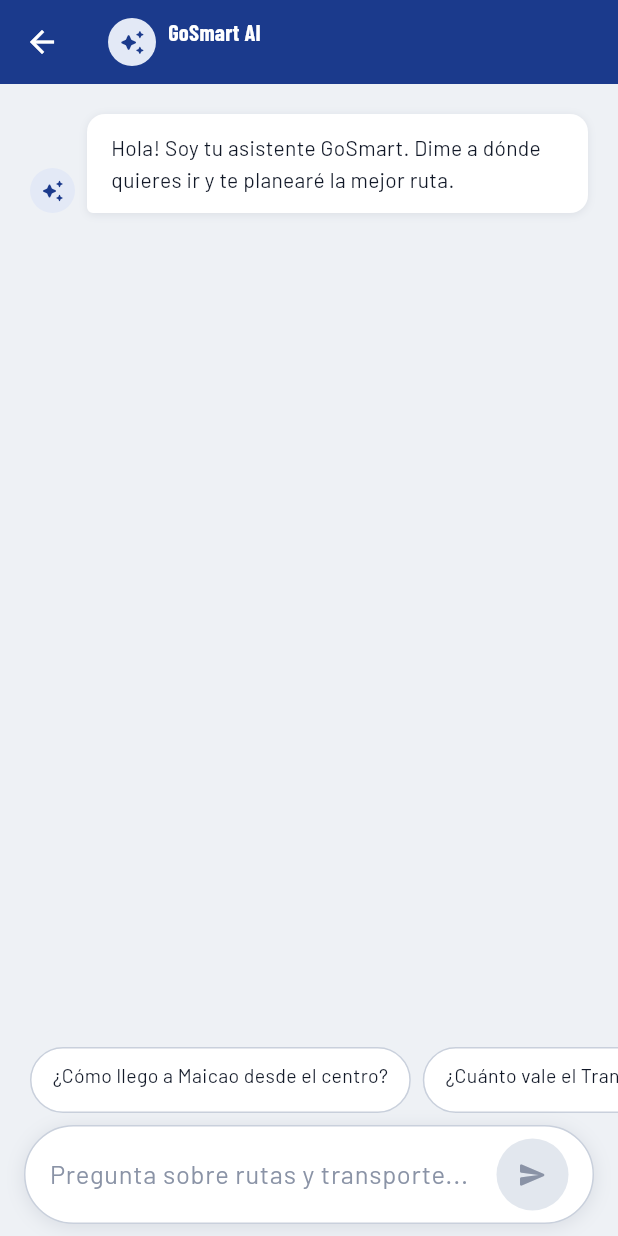
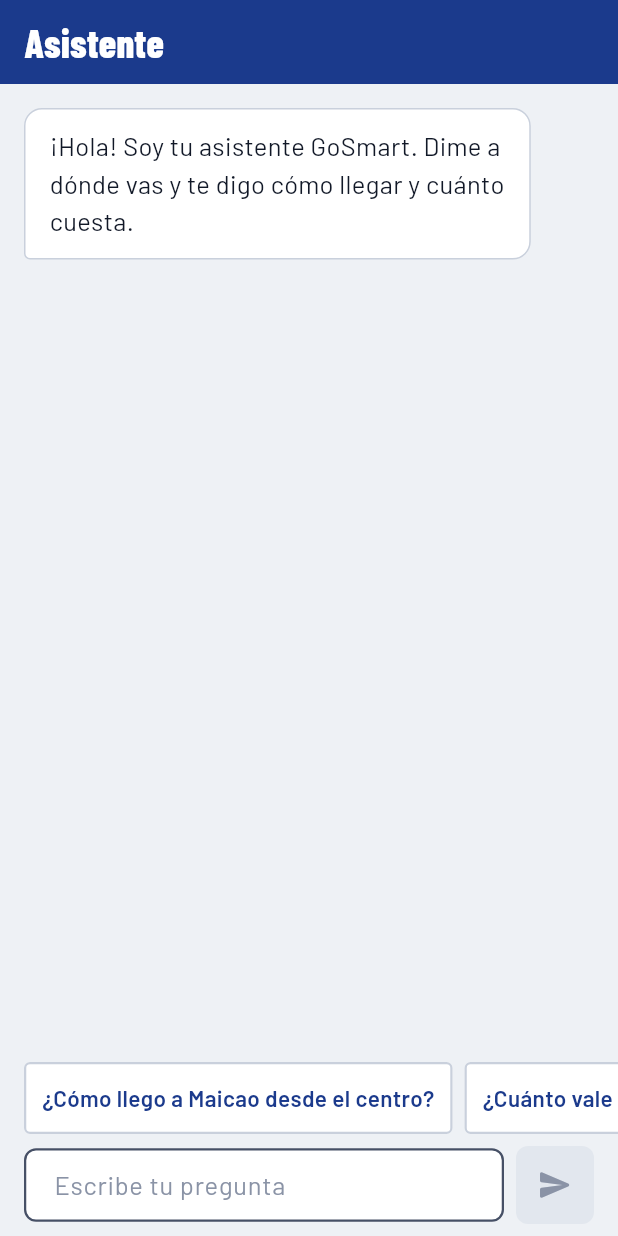
Before and after one commit to LaszloSM/gosmart, a Flutter app: the AiChatScreen screen opened by its route, on a phone screen of 412 x 824 dp. Run offline on Flutter 3.47's test engine with Material 3 defaults, Android fonts, the phone set to English and light mode, and no system bars; our stand-ins replace flutter_dotenv, flutter_map, flutter_riverpod, geolocator, go_router, image_picker and 4 more; accounts and stored records are empty.

Commit message:
feat(ai-chat): asistente en el mundo "Rótulo de colectivo"
- Burbujas planas (usuario en ultramar, asistente en placa con borde),
  texto a 17 sp; sin íconos en círculos de color.
- Se quita "Siempre disponible" (Groq puede fallar) y el ámbar de la vía en
  la etiqueta de respuesta estimada; ahora es texto con ícono.
- Ruta sugerida como placa; opciones de ruta con etiquetas locales; campo de
  mensaje multilínea con radio 8 y botón de enviar de 52 dp.
- "Escribiendo…" quieto con "quitar animaciones"; saludo con ¡.

Co-Authored-By: Claude Opus 5.5 <noreply@anthropic.com>
Claude-Session: https://claude.ai/code/session_01T2LgtXptaZ4wPS9gBPAqZS

```diff
--- a/lib/features/ai_chat/ai_chat_screen.dart
+++ b/lib/features/ai_chat/ai_chat_screen.dart
@@ -6,13 +6,14 @@ import 'package:geolocator/geolocator.dart';
 import 'package:go_router/go_router.dart';
 import 'package:latlong2/latlong.dart';
 import '../../theme/design_tokens.dart';
-import '../../widgets/gs_card.dart';
 import '../../providers/ai_conversation_provider.dart';
 import '../../models/ai_models.dart';
 import '../../providers/active_route_provider.dart';
 import '../../providers/selected_mode_provider.dart';
 import '../../router/app_router.dart';
+import '../../core/money.dart';
 import '../../widgets/gs_button.dart';
+import '../../widgets/gs_route_plate.dart';
 import '../../widgets/gs_toast.dart';
 
 class AiChatScreen extends ConsumerStatefulWidget {
@@ -82,7 +83,7 @@ class _AiChatScreenState extends ConsumerState<AiChatScreen> {
         _scrollCtrl.animateTo(
           _scrollCtrl.position.maxScrollExtent,
           duration: GSDuration.normal,
-          curve: Curves.easeOut,
+          curve: GSCurve.move,
         );
       }
     });
@@ -93,47 +94,15 @@ class _AiChatScreenState extends ConsumerState<AiChatScreen> {
     final state = ref.watch(aiConversationProvider);
 
     return Scaffold(
-      backgroundColor: GSColors.bg,
-      appBar: AppBar(
-        title: Row(
-          mainAxisSize: MainAxisSize.min,
-          children: [
-            Container(
-              width: 32,
-              height: 32,
-              decoration: const BoxDecoration(
-                color: GSColors.accentLight,
-                shape: BoxShape.circle,
-              ),
-              child: const Icon(Icons.auto_awesome_rounded,
-                  color: GSColors.accent, size: 18),
-            ),
-            const SizedBox(width: GSSpacing.s2),
-            const Column(
-              crossAxisAlignment: CrossAxisAlignment.start,
-              children: [
-                Text('GoSmart AI',
-                    style: TextStyle(
-                        fontSize: 15, fontWeight: FontWeight.w700)),
-                Text('Siempre disponible',
-                    style: TextStyle(
-                        fontSize: 11,
-                        color: GSColors.eco,
-                        fontWeight: FontWeight.w500)),
-              ],
-            ),
-          ],
-        ),
-        leading: const BackButton(),
-      ),
+      backgroundColor: GSColors.background,
+      appBar: AppBar(title: const Text('Asistente')),
       body: Column(
         children: [
           Expanded(
             child: ListView.builder(
               controller: _scrollCtrl,
-              padding: const EdgeInsets.all(GSSpacing.s5),
-              itemCount:
-                  state.messages.length + (state.isTyping ? 1 : 0),
+              padding: const EdgeInsets.all(GSSpacing.s4),
+              itemCount: state.messages.length + (state.isTyping ? 1 : 0),
               itemBuilder: (_, i) {
                 if (i == state.messages.length && state.isTyping) {
                   return const _TypingIndicator();
@@ -142,40 +111,34 @@ class _AiChatScreenState extends ConsumerState<AiChatScreen> {
               },
             ),
           ),
-
-          // Suggestion chips — only when few messages
           if (state.messages.length <= 2)
             SizedBox(
-              height: 44,
+              height: GSSize.touchTarget,
               child: ListView.separated(
-                padding: const EdgeInsets.symmetric(
-                    horizontal: GSSpacing.s5),
+                padding: const EdgeInsets.symmetric(horizontal: GSSpacing.s4),
                 scrollDirection: Axis.horizontal,
                 itemCount: _suggestions.length,
-                separatorBuilder: (_, __) =>
-                    const SizedBox(width: GSSpacing.s2),
+                separatorBuilder: (_, __) => const SizedBox(width: GSSpacing.s2),
                 itemBuilder: (_, i) => _SuggestionChip(
                   label: _suggestions[i],
                   onTap: () => _send(_suggestions[i]),
                 ),
               ),
             ),
-
           const SizedBox(height: GSSpacing.s2),
           _ChatInput(
             ctrl: _ctrl,
             onSend: _send,
             canSend: _ctrl.text.trim().isNotEmpty,
           ),
-          SizedBox(
-              height: MediaQuery.of(context).padding.bottom + 8),
+          SizedBox(height: MediaQuery.of(context).padding.bottom + GSSpacing.s2),
         ],
       ),
     );
   }
 }
 
-// ── Message bubble ────────────────────────────────────────────────────────────
+// ── Burbuja ───────────────────────────────────────────────────────────────────
 
 class _MessageBubble extends ConsumerStatefulWidget {
   const _MessageBubble({required this.message});
@@ -186,161 +149,115 @@ class _MessageBubble extends ConsumerStatefulWidget {
 }
 
 class _MessageBubbleState extends ConsumerState<_MessageBubble> {
-  /// Index into message.routeResults: 0=walking, 1=driving, 2=cycling.
-  /// Defaults to 1 (driving/bus) as the most common urban mode.
+  /// Índice en message.routeResults: 0 = a pie, 1 = por la vía, 2 = en bici.
   int _selectedRouteIdx = 1;
+
+  static const _routeLabels = ['A pie', 'Por la vía', 'En bici'];
+  static const _routeIcons = [
+    Icons.directions_walk_rounded,
+    Icons.two_wheeler_rounded,
+    Icons.pedal_bike_rounded,
+  ];
 
   @override
   Widget build(BuildContext context) {
     final message = widget.message;
     final isUser = message.role == 'user';
-    final isEstimated = message.source == 'heuristic' ||
-        message.source == 'cache';
+    final isEstimated =
+        message.source == 'heuristic' || message.source == 'cache';
+    final maxWidth = MediaQuery.of(context).size.width * 0.82;
+    const r = Radius.circular(GSRadius.lg);
+    const tail = Radius.circular(GSRadius.sm);
 
     return Padding(
       padding: const EdgeInsets.only(bottom: GSSpacing.s4),
-      child: Row(
-        mainAxisAlignment:
-            isUser ? MainAxisAlignment.end : MainAxisAlignment.start,
-        crossAxisAlignment: CrossAxisAlignment.end,
-        children: [
-          if (!isUser) ...[
-            Container(
-              width: 30,
-              height: 30,
-              margin: const EdgeInsets.only(right: GSSpacing.s2),
-              decoration: const BoxDecoration(
-                color: GSColors.accentLight,
-                shape: BoxShape.circle,
-              ),
-              child: const Icon(Icons.auto_awesome_rounded,
-                  color: GSColors.accent, size: 16),
-            ),
-          ],
-          Flexible(
+      child: Align(
+        alignment: isUser ? Alignment.centerRight : Alignment.centerLeft,
+        child: ConstrainedBox(
+          constraints: BoxConstraints(maxWidth: maxWidth),
           child: Column(
-              crossAxisAlignment: isUser
-                  ? CrossAxisAlignment.end
-                  : CrossAxisAlignment.start,
+            crossAxisAlignment:
+                isUser ? CrossAxisAlignment.end : CrossAxisAlignment.start,
             children: [
               GestureDetector(
-                  onLongPress: !isUser
-                      ? () async {
+                onLongPress: isUser
+                    ? null
+                    : () async {
+                        final messenger = ScaffoldMessenger.of(context);
                         await Clipboard.setData(
-                            ClipboardData(text: message.content),
-                          );
-                          if (context.mounted) {
-                            GSToast.show(
-                              context,
-                              message: 'Copiado al portapapeles',
-                              type: GSToastType.info,
-                            );
-                          }
-                        }
-                      : null,
+                            ClipboardData(text: message.content));
+                        GSToast.showWithMessenger(messenger,
+                            message: 'Copiado', type: GSToastType.info);
+                      },
                 child: Container(
                   padding: const EdgeInsets.symmetric(
-                        horizontal: GSSpacing.s4,
-                        vertical: GSSpacing.s3),
+                      horizontal: GSSpacing.s4, vertical: GSSpacing.s3),
                   decoration: BoxDecoration(
-                      color: isUser
-                          ? GSColors.brand
-                          : GSColors.surface,
+                    color: isUser ? GSColors.brand : GSColors.surface,
+                    border: isUser ? null : Border.all(color: GSColors.line),
                     borderRadius: BorderRadius.only(
-                        topLeft: const Radius.circular(GSRadius.lg),
-                        topRight: const Radius.circular(GSRadius.lg),
-                        bottomLeft: Radius.circular(
-                            isUser ? GSRadius.lg : 4),
-                        bottomRight: Radius.circular(
-                            isUser ? 4 : GSRadius.lg),
+                      topLeft: r,
+                      topRight: r,
+                      bottomLeft: isUser ? r : tail,
+                      bottomRight: isUser ? tail : r,
                     ),
-                      boxShadow: GSShadow.sm,
                   ),
                   child: Text(
                     message.content,
                     style: TextStyle(
-                        fontSize: 14,
-                        color: isUser
-                            ? Colors.white
-                            : GSColors.textPrimary,
-                        height: 1.5,
+                      fontFamily: GSFonts.sans,
+                      fontSize: 17,
+                      height: 1.45,
+                      color: isUser ? GSColors.onBrand : GSColors.text,
                     ),
                   ),
                 ),
               ),
-                // Heuristic / cache source badge
               if (isEstimated) ...[
-                  const SizedBox(height: 4),
-                  Container(
-                    padding: const EdgeInsets.symmetric(
-                        horizontal: 8, vertical: 3),
-                    decoration: BoxDecoration(
-                      color: GSColors.warning.withValues(alpha: 0.12),
-                      borderRadius:
-                          BorderRadius.circular(GSRadius.full),
-                      border: Border.all(
-                          color: GSColors.warning
-                              .withValues(alpha: 0.4)),
-                    ),
-                    child: Row(
+                const SizedBox(height: GSSpacing.s1),
+                Row(
                   mainAxisSize: MainAxisSize.min,
                   children: [
                     const Icon(Icons.info_outline_rounded,
-                            size: 11, color: GSColors.warning),
-                        const SizedBox(width: 4),
+                        size: 16, color: GSColors.textMuted),
+                    const SizedBox(width: GSSpacing.s1),
                     Text(
                       message.source == 'cache'
-                              ? 'Sin conexión'
-                              : 'Estimado',
-                          style: const TextStyle(
-                              fontSize: 11,
-                              color: GSColors.warning,
-                              fontWeight: FontWeight.w500),
+                          ? 'Respuesta guardada, sin conexión'
+                          : 'Estimado, sin el asistente en línea',
+                      style: Theme.of(context).textTheme.bodySmall,
                     ),
                   ],
                 ),
-                  ),
               ],
-                // Route card
-                if (message.routes != null &&
-                    message.routes!.isNotEmpty) ...[
+              if (message.routes != null && message.routes!.isNotEmpty) ...[
                 const SizedBox(height: GSSpacing.s2),
-                  _RouteQuickCard(
-                      routes: message.routes!,
-                      isEstimated: isEstimated),
+                _RoutePlate(routes: message.routes!, isEstimated: isEstimated),
               ],
-                // Real route chips + "Ver en mapa" button
               if (message.routeResults != null) ...[
                 const SizedBox(height: GSSpacing.s3),
                 Wrap(
                   spacing: GSSpacing.s2,
                   runSpacing: GSSpacing.s2,
-                    children: List.generate(3, (i) {
-                      final r = message.routeResults![i];
-                      const labels = ['Caminando', 'Auto/Bus', 'Bici'];
-                      const icons = [
-                        Icons.directions_walk_rounded,
-                        Icons.directions_bus_rounded,
-                        Icons.pedal_bike_rounded,
-                      ];
-                      final label = r != null
-                          ? '${labels[i]} · ${r.durationMin} min'
-                          : '${labels[i]} · N/D';
-                      return ChoiceChip(
-                        avatar: Icon(icons[i], size: 14),
-                        label: Text(label,
-                            style: const TextStyle(fontSize: 12)),
+                  children: [
+                    for (var i = 0; i < 3; i++)
+                      if (message.routeResults![i] != null)
+                        ChoiceChip(
+                          avatar: Icon(_routeIcons[i], size: 18),
+                          label: Text(
+                              '${_routeLabels[i]} · ${message.routeResults![i]!.durationMin} min'),
                           selected: _selectedRouteIdx == i,
-                        onSelected: r != null
-                            ? (_) => setState(() => _selectedRouteIdx = i)
-                            : null,
-                      );
-                    }),
+                          showCheckmark: false,
+                          onSelected: (_) =>
+                              setState(() => _selectedRouteIdx = i),
+                        ),
+                  ],
                 ),
                 const SizedBox(height: GSSpacing.s2),
                 GSButton(
-                    label: 'Ver en mapa',
-                    leadingIcon: Icons.map_rounded,
+                  label: 'Ver en el mapa',
+                  leadingIcon: Icons.map_outlined,
+                  isFullWidth: false,
                   onPressed: message.routeResults![_selectedRouteIdx] != null
                       ? () {
                           ref.read(activeRouteProvider.notifier).state =
@@ -353,18 +270,15 @@ class _MessageBubbleState extends ConsumerState<_MessageBubble> {
             ],
           ),
         ),
-          if (isUser) const SizedBox(width: 8),
-        ],
       ),
     );
   }
 }
 
-// ── Route quick card ──────────────────────────────────────────────────────────
+// ── Ruta sugerida como placa ─────────────────────────────────────────────────
 
-class _RouteQuickCard extends StatelessWidget {
-  const _RouteQuickCard(
-      {required this.routes, required this.isEstimated});
+class _RoutePlate extends StatelessWidget {
+  const _RoutePlate({required this.routes, required this.isEstimated});
   final List<RouteOption> routes;
   final bool isEstimated;
 
@@ -374,48 +288,17 @@ class _RouteQuickCard extends StatelessWidget {
       (r) => r.type == 'fastest',
       orElse: () => routes.first,
     );
-
-    return GSCard(
-      padding: const EdgeInsets.all(GSSpacing.s3),
-      shadow: GSShadow.md,
-      child: Row(
-        mainAxisSize: MainAxisSize.min,
-        children: [
-          Container(
-            padding: const EdgeInsets.all(8),
-            decoration: BoxDecoration(
-              color: GSColors.accentLight,
-              borderRadius: BorderRadius.circular(GSRadius.sm),
-            ),
-            child: const Icon(Icons.route_rounded,
-                color: GSColors.accent, size: 18),
-          ),
-          const SizedBox(width: GSSpacing.s3),
-          Column(
-            crossAxisAlignment: CrossAxisAlignment.start,
-            children: [
-              Text(
-                '${fastest.totalDurationMin} min · \$${fastest.totalCostCop} COP',
-                style: const TextStyle(
-                    fontWeight: FontWeight.w600,
-                    fontSize: 13,
-                    color: GSColors.accent),
-              ),
-              Text(
-                isEstimated ? 'Tiempo estimado' : 'Ver en el mapa',
-                style: const TextStyle(
-                    fontSize: 11,
-                    color: GSColors.textSecondary),
-              ),
-            ],
-          ),
-        ],
-      ),
+    return GSRoutePlate(
+      text: '${fastest.totalDurationMin} min',
+      leading: Icons.route_rounded,
+      size: GSPlateSize.sm,
+      detail: '${formatCop(fastest.totalCostCop)}'
+          '${isEstimated ? ' · estimado' : ''}',
     );
   }
 }
 
-// ── Typing indicator ──────────────────────────────────────────────────────────
+// ── Escribiendo… ─────────────────────────────────────────────────────────────
 
 class _TypingIndicator extends StatefulWidget {
   const _TypingIndicator();
@@ -426,15 +309,9 @@ class _TypingIndicator extends StatefulWidget {
 
 class _TypingIndicatorState extends State<_TypingIndicator>
     with SingleTickerProviderStateMixin {
-  late final AnimationController _ctrl;
-
-  @override
-  void initState() {
-    super.initState();
-    _ctrl =
-        AnimationController(vsync: this, duration: const Duration(seconds: 1))
+  late final AnimationController _ctrl = AnimationController(
+      vsync: this, duration: const Duration(milliseconds: 900))
     ..repeat();
-  }
 
   @override
   void dispose() {
@@ -444,56 +321,47 @@ class _TypingIndicatorState extends State<_TypingIndicator>
 
   @override
   Widget build(BuildContext context) {
-    return Row(
-      children: [
-        Container(
-          width: 30,
-          height: 30,
-          margin: const EdgeInsets.only(right: 8),
-          decoration: const BoxDecoration(
-              color: GSColors.accentLight, shape: BoxShape.circle),
-          child: const Icon(Icons.auto_awesome_rounded,
-              color: GSColors.accent, size: 16),
-        ),
-        Container(
-          padding:
-              const EdgeInsets.symmetric(horizontal: 16, vertical: 12),
+    final still = MediaQuery.of(context).disableAnimations;
+    if (still) _ctrl.stop();
+    return Semantics(
+      label: 'El asistente está escribiendo',
+      child: Align(
+        alignment: Alignment.centerLeft,
+        child: Container(
+          padding: const EdgeInsets.symmetric(
+              horizontal: GSSpacing.s4, vertical: GSSpacing.s4),
           decoration: BoxDecoration(
             color: GSColors.surface,
+            border: Border.all(color: GSColors.line),
             borderRadius: BorderRadius.circular(GSRadius.lg),
-            boxShadow: GSShadow.sm,
           ),
           child: AnimatedBuilder(
             animation: _ctrl,
-            builder: (_, __) {
-              return Row(
+            builder: (_, __) => Row(
               mainAxisSize: MainAxisSize.min,
               children: List.generate(3, (i) {
-                  final delay = i * 0.33;
-                  final val =
-                      ((_ctrl.value - delay) % 1.0).clamp(0.0, 1.0);
+                final v = still
+                    ? 0.5
+                    : ((_ctrl.value - i * 0.33) % 1.0).clamp(0.0, 1.0);
                 return Container(
-                    margin:
-                        const EdgeInsets.symmetric(horizontal: 2),
-                    width: 6,
-                    height: 6,
+                  margin: const EdgeInsets.symmetric(horizontal: 3),
+                  width: 8,
+                  height: 8,
                   decoration: BoxDecoration(
-                      color: Color.lerp(
-                          GSColors.border, GSColors.accent, val),
+                    color: Color.lerp(GSColors.line, GSColors.brand, v),
                     shape: BoxShape.circle,
                   ),
                 );
               }),
-              );
-            },
             ),
           ),
-      ],
+        ),
+      ),
     );
   }
 }
 
-// ── Suggestion chip ───────────────────────────────────────────────────────────
+// ── Sugerencia ───────────────────────────────────────────────────────────────
 
 class _SuggestionChip extends StatelessWidget {
   const _SuggestionChip({required this.label, required this.onTap});
@@ -502,25 +370,35 @@ class _SuggestionChip extends StatelessWidget {
 
   @override
   Widget build(BuildContext context) {
-    return GestureDetector(
+    return Material(
+      color: GSColors.surface,
+      shape: RoundedRectangleBorder(
+        borderRadius: BorderRadius.circular(GSRadius.sm),
+        side: const BorderSide(color: GSColors.line, width: 1.5),
+      ),
+      child: InkWell(
         onTap: onTap,
-      child: Container(
-        padding:
-            const EdgeInsets.symmetric(horizontal: 14, vertical: 8),
-        decoration: BoxDecoration(
-          color: GSColors.surface,
-          borderRadius: BorderRadius.circular(GSRadius.full),
-          border: Border.all(color: GSColors.border),
+        child: Padding(
+          padding: const EdgeInsets.symmetric(horizontal: GSSpacing.s3),
+          child: Center(
+            widthFactor: 1,
+            child: Text(
+              label,
+              style: const TextStyle(
+                fontFamily: GSFonts.sans,
+                fontSize: 15,
+                fontWeight: FontWeight.w600,
+                color: GSColors.brand,
               ),
-        child: Text(label,
-            style: const TextStyle(
-                fontSize: 13, color: GSColors.textPrimary)),
+            ),
+          ),
+        ),
       ),
     );
   }
 }
 
-// ── Chat input ────────────────────────────────────────────────────────────────
+// ── Campo de mensaje ─────────────────────────────────────────────────────────
 
 class _ChatInput extends StatelessWidget {
   const _ChatInput({
@@ -534,50 +412,39 @@ class _ChatInput extends StatelessWidget {
 
   @override
   Widget build(BuildContext context) {
-    return Container(
-      margin: const EdgeInsets.symmetric(horizontal: GSSpacing.s4),
-      padding: const EdgeInsets.symmetric(
-          horizontal: GSSpacing.s4, vertical: GSSpacing.s2),
-      decoration: BoxDecoration(
-        color: GSColors.surface,
-        borderRadius: BorderRadius.circular(GSRadius.full),
-        boxShadow: GSShadow.md,
-        border: Border.all(color: GSColors.border),
-      ),
+    return Padding(
+      padding: const EdgeInsets.symmetric(horizontal: GSSpacing.s4),
       child: Row(
         children: [
           Expanded(
             child: TextField(
               controller: ctrl,
+              minLines: 1,
+              maxLines: 4,
+              textCapitalization: TextCapitalization.sentences,
+              style: const TextStyle(fontFamily: GSFonts.sans, fontSize: 17),
               decoration: const InputDecoration(
-                hintText: 'Pregunta sobre rutas y transporte...',
-                border: InputBorder.none,
-                enabledBorder: InputBorder.none,
-                focusedBorder: InputBorder.none,
-                filled: false,
-                contentPadding: EdgeInsets.zero,
-                isDense: true,
+                hintText: 'Escribe tu pregunta',
               ),
-              style: const TextStyle(fontSize: 15),
               onSubmitted: (_) {
                 if (canSend) onSend();
               },
             ),
           ),
           const SizedBox(width: GSSpacing.s2),
-          GestureDetector(
-            onTap: canSend ? onSend : null,
-            child: Container(
-              width: GSSize.touchTarget,
-              height: GSSize.touchTarget,
-              decoration: BoxDecoration(
-                color: canSend ? GSColors.brand : GSColors.surfaceSunken,
-                shape: BoxShape.circle,
+          IconButton.filled(
+            tooltip: 'Enviar',
+            onPressed: canSend ? onSend : null,
+            style: IconButton.styleFrom(
+              backgroundColor: GSColors.brand,
+              foregroundColor: GSColors.onBrand,
+              disabledBackgroundColor: GSColors.surfaceSunken,
+              disabledForegroundColor: GSColors.textDisabled,
+              minimumSize: const Size(52, 52),
+              shape: RoundedRectangleBorder(
+                  borderRadius: BorderRadius.circular(GSRadius.md)),
             ),
-              child: Icon(Icons.send_rounded,
-                  color: canSend ? GSColors.onBrand : GSColors.textDisabled,
-                  size: 20),
-            ),
+            icon: const Icon(Icons.send_rounded),
           ),
         ],
       ),
--- a/lib/providers/ai_conversation_provider.dart
+++ b/lib/providers/ai_conversation_provider.dart
@@ -5,8 +5,8 @@ import 'package:latlong2/latlong.dart';
 import '../services/ai_service.dart';
 import '../models/ai_models.dart';
 
-const _welcomeMessage = 'Hola! Soy tu asistente GoSmart. '
-    'Dime a dónde quieres ir y te planearé la mejor ruta.';
+const _welcomeMessage = '¡Hola! Soy tu asistente GoSmart. '
+    'Dime a dónde vas y te digo cómo llegar y cuánto cuesta.';
 
 // ── State ─────────────────────────────────────────────────────────────────────
 
```
Also changed, not shown: 1 other file. Lines whose indentation alone changed are shown as unchanged.
